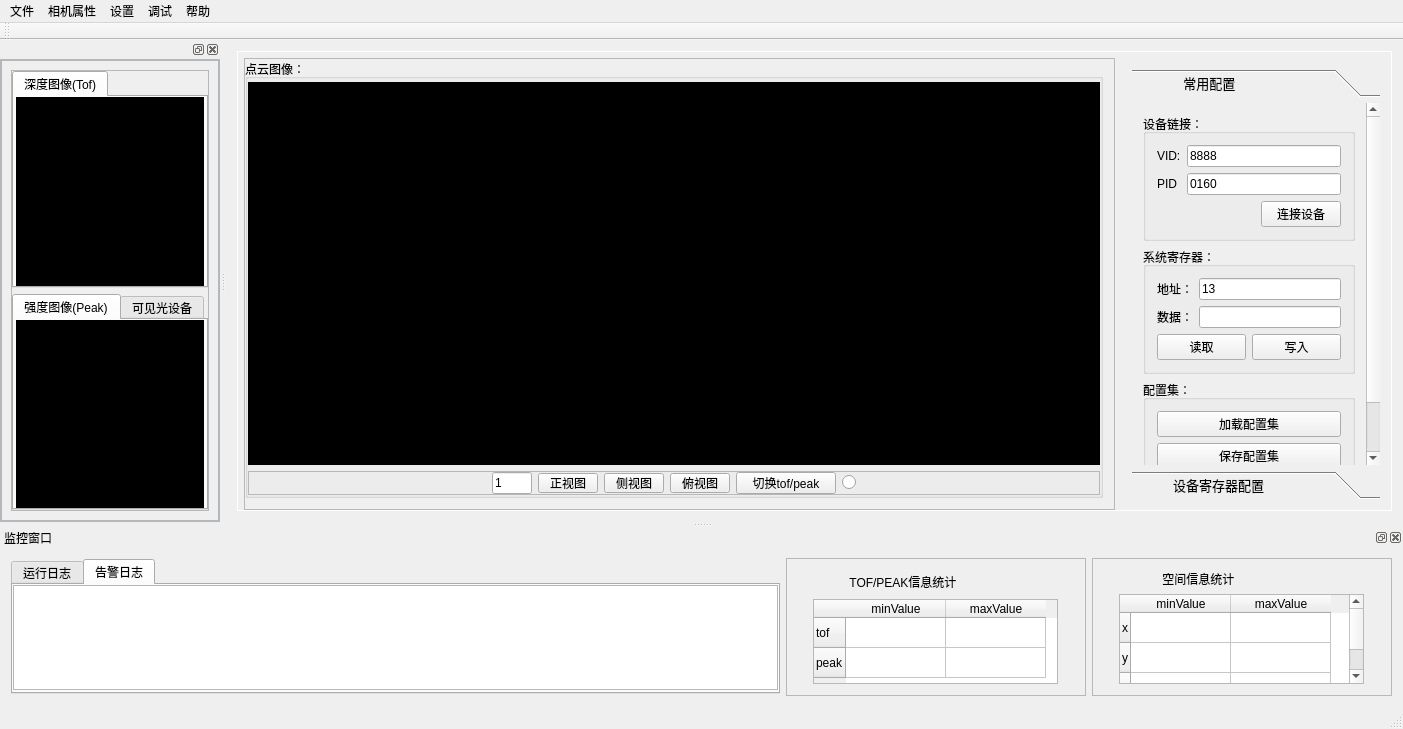
Above: mainwindow.ui from heathen557/show3DPointCloud before the change. Below: the same form after it.
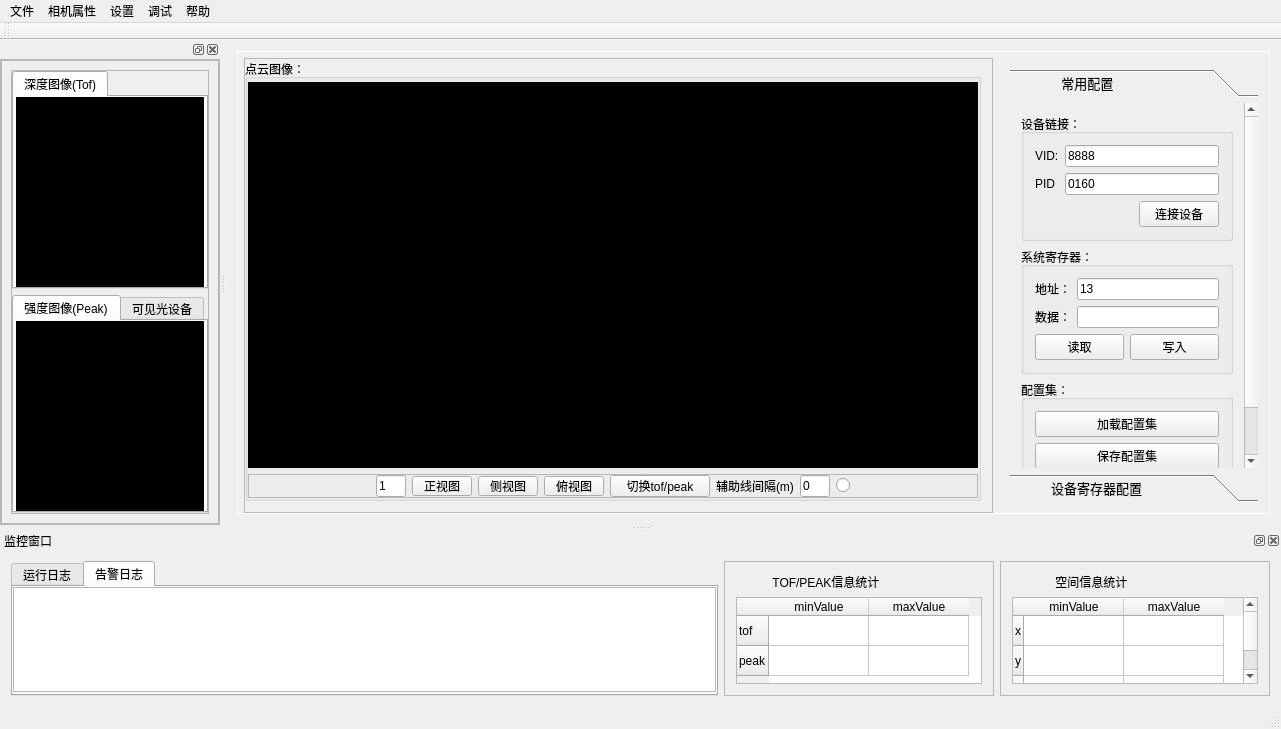
That is the form after the change. Icons and pictures are not drawn. Custom widgets are drawn as their Qt base class.

Commit message: 1、添加辅助线测试完成版本，后考虑改为虚线； 2、目前较为稳定的版本

Diff of the .ui file:
```diff
--- a/mainwindow.ui
+++ b/mainwindow.ui
@@ -6,7 +6,7 @@
    <rect>
     <x>0</x>
     <y>0</y>
-    <width>1403</width>
+    <width>1281</width>
     <height>729</height>
    </rect>
   </property>
@@ -174,6 +174,13 @@
                   <property name="bottomMargin">
                    <number>0</number>
                   </property>
+                  <item row="0" column="6">
+                   <widget class="QLabel" name="label_5">
+                    <property name="text">
+                     <string>辅助线间隔(m)</string>
+                    </property>
+                   </widget>
+                  </item>
                   <item row="0" column="0">
                    <spacer name="horizontalSpacer_5">
                     <property name="orientation">
@@ -191,7 +198,7 @@
                    <widget class="QLineEdit" name="gainImage_lineEdit">
                     <property name="maximumSize">
                      <size>
-                      <width>40</width>
+                      <width>30</width>
                       <height>16777215</height>
                      </size>
                     </property>
@@ -219,25 +226,6 @@
                     </property>
                    </widget>
                   </item>
-                  <item row="0" column="3">
-                   <widget class="QPushButton" name="pushButton_4">
-                    <property name="minimumSize">
-                     <size>
-                      <width>60</width>
-                      <height>20</height>
-                     </size>
-                    </property>
-                    <property name="maximumSize">
-                     <size>
-                      <width>60</width>
-                      <height>20</height>
-                     </size>
-                    </property>
-                    <property name="text">
-                     <string>侧视图</string>
-                    </property>
-                   </widget>
-                  </item>
                   <item row="0" column="4">
                    <widget class="QPushButton" name="pushButton_5">
                     <property name="minimumSize">
@@ -276,7 +264,7 @@
                     </property>
                    </widget>
                   </item>
-                  <item row="0" column="6">
+                  <item row="0" column="8">
                    <widget class="QRadioButton" name="radioButton">
                     <property name="maximumSize">
                      <size>
@@ -289,7 +277,26 @@
                     </property>
                    </widget>
                   </item>
-                  <item row="0" column="7">
+                  <item row="0" column="3">
+                   <widget class="QPushButton" name="pushButton_4">
+                    <property name="minimumSize">
+                     <size>
+                      <width>60</width>
+                      <height>20</height>
+                     </size>
+                    </property>
+                    <property name="maximumSize">
+                     <size>
+                      <width>60</width>
+                      <height>20</height>
+                     </size>
+                    </property>
+                    <property name="text">
+                     <string>侧视图</string>
+                    </property>
+                   </widget>
+                  </item>
+                  <item row="0" column="11">
                    <spacer name="horizontalSpacer_6">
                     <property name="orientation">
                      <enum>Qt::Horizontal</enum>
@@ -302,6 +309,19 @@
                     </property>
                    </spacer>
                   </item>
+                  <item row="0" column="7">
+                   <widget class="QLineEdit" name="guideLineOffset_lineEdit">
+                    <property name="maximumSize">
+                     <size>
+                      <width>30</width>
+                      <height>16777215</height>
+                     </size>
+                    </property>
+                    <property name="text">
+                     <string>0</string>
+                    </property>
+                   </widget>
+                  </item>
                  </layout>
                 </widget>
                </item>
@@ -324,7 +344,7 @@
            </property>
            <property name="minimumSize">
             <size>
-             <width>0</width>
+             <width>230</width>
              <height>0</height>
             </size>
            </property>
@@ -357,7 +377,7 @@
                 <rect>
                  <x>0</x>
                  <y>0</y>
-                 <width>251</width>
+                 <width>252</width>
                  <height>396</height>
                 </rect>
                </property>
@@ -592,7 +612,7 @@
                 <rect>
                  <x>0</x>
                  <y>0</y>
-                 <width>251</width>
+                 <width>252</width>
                  <height>396</height>
                 </rect>
                </property>
@@ -645,7 +665,7 @@
     <rect>
      <x>0</x>
      <y>0</y>
-     <width>1403</width>
+     <width>1281</width>
      <height>23</height>
     </rect>
    </property>
@@ -730,7 +750,7 @@
       <height>16777215</height>
      </size>
     </property>
-    <layout class="QGridLayout" name="gridLayout_16">
+    <layout class="QGridLayout" name="gridLayout_16" columnstretch="6,2,2">
      <item row="0" column="0">
       <widget class="QTabWidget" name="tabWidget_3">
        <property name="sizePolicy">
@@ -837,10 +857,16 @@
      </item>
      <item row="0" column="1">
       <widget class="QFrame" name="frame_6">
+       <property name="minimumSize">
+        <size>
+         <width>270</width>
+         <height>135</height>
+        </size>
+       </property>
        <property name="maximumSize">
         <size>
-         <width>300</width>
-         <height>16777215</height>
+         <width>270</width>
+         <height>135</height>
         </size>
        </property>
        <property name="frameShape">
@@ -876,8 +902,8 @@
           </property>
           <property name="maximumSize">
            <size>
-            <width>245</width>
-            <height>85</height>
+            <width>16777215</width>
+            <height>16777215</height>
            </size>
           </property>
           <property name="styleSheet">
@@ -911,10 +937,16 @@
      </item>
      <item row="0" column="2">
       <widget class="QFrame" name="frame_5">
+       <property name="minimumSize">
+        <size>
+         <width>270</width>
+         <height>135</height>
+        </size>
+       </property>
        <property name="maximumSize">
         <size>
-         <width>300</width>
-         <height>16777215</height>
+         <width>265</width>
+         <height>135</height>
         </size>
        </property>
        <property name="frameShape">
@@ -950,8 +982,8 @@
           </property>
           <property name="maximumSize">
            <size>
-            <width>245</width>
-            <height>90</height>
+            <width>16777215</width>
+            <height>16777215</height>
            </size>
           </property>
           <property name="styleSheet">
```
The commit also changes 9 other files.
